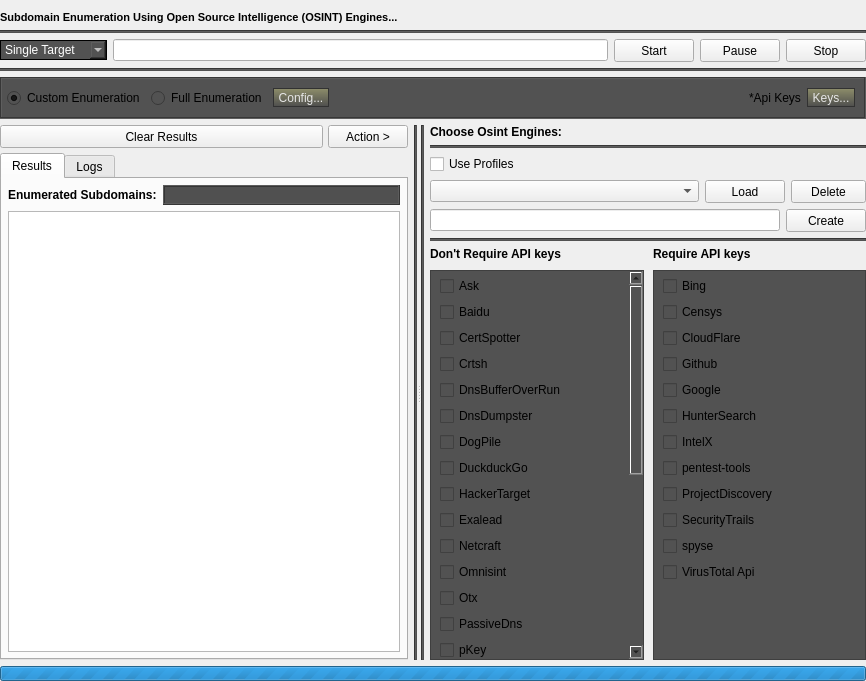
This is Gui/src/OsintTab/Osint.ui in 3nock/OTE as Qt 5 draws it before an edit. The edited form follows.
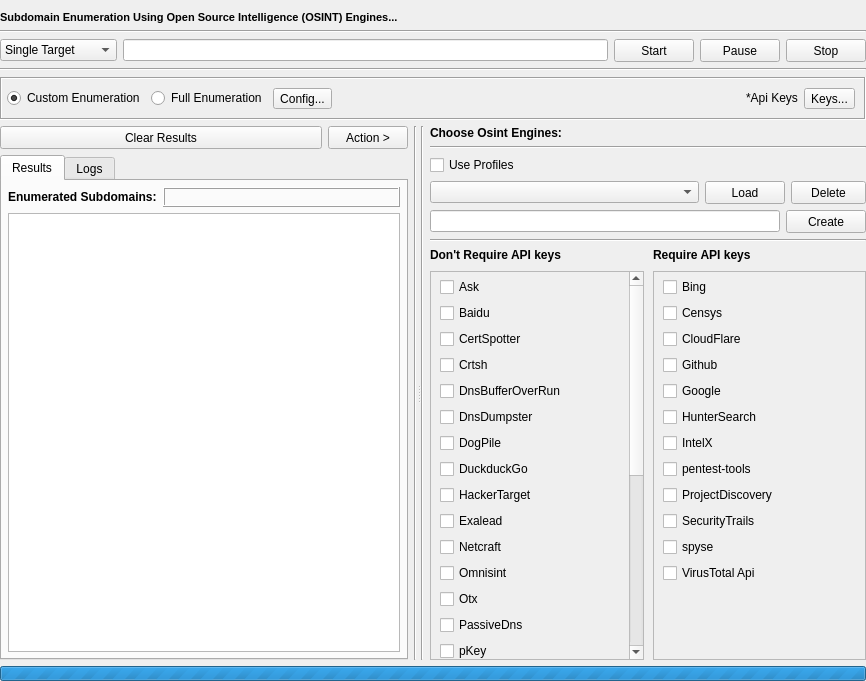
This is the edited form.

```diff
--- a/Gui/src/OsintTab/Osint.ui
+++ b/Gui/src/OsintTab/Osint.ui
@@ -55,7 +55,7 @@
      <item>
       <widget class="Line" name="line">
        <property name="styleSheet">
-        <string notr="true">background-color:rgb(82, 82, 82);</string>
+        <string notr="true"/>
        </property>
        <property name="orientation">
         <enum>Qt::Horizontal</enum>
@@ -77,12 +77,7 @@
           </size>
          </property>
          <property name="styleSheet">
-          <string notr="true">border-style: solid;
-border-color: black;
-border-width: 1px;
-color: white;
-background-color:rgb(82, 82, 82);
-selection-background-color: qlineargradient(spread:pad, x1:0.5, y1:1, x2:0.5, y2:0, stop:0 rgba(77, 77, 77, 255), stop:0.7 rgba(143, 143, 107));</string>
+          <string notr="true"/>
          </property>
          <property name="frame">
           <bool>true</bool>
@@ -192,7 +187,7 @@
      <item>
       <widget class="Line" name="line_3">
        <property name="styleSheet">
-        <string notr="true">background-color:rgb(82, 82, 82);</string>
+        <string notr="true"/>
        </property>
        <property name="orientation">
         <enum>Qt::Horizontal</enum>
@@ -212,7 +207,7 @@
         </sizepolicy>
        </property>
        <property name="styleSheet">
-        <string notr="true">background-color:rgb(82, 82, 82);</string>
+        <string notr="true"/>
        </property>
        <property name="frameShape">
         <enum>QFrame::Box</enum>
@@ -247,12 +242,7 @@
         <item>
          <widget class="QToolButton" name="toolButton_config">
           <property name="styleSheet">
-           <string notr="true">background-color: qlineargradient(spread:pad, x1:0.5, y1:1, x2:0.5, y2:0, stop:0 rgba(77, 77, 77, 255), stop:1 rgb(143, 143, 107));
-color: rgb(230,230,230);
-border-style: solid;
-border-color: rgb(50, 50, 50);
-border-width: 1px;
-border-radius: 15px</string>
+           <string notr="true"/>
           </property>
           <property name="text">
            <string>Config...</string>
@@ -299,12 +289,7 @@
            </font>
           </property>
           <property name="styleSheet">
-           <string notr="true">background-color: qlineargradient(spread:pad, x1:0.5, y1:1, x2:0.5, y2:0, stop:0 rgba(77, 77, 77, 255), stop:1 rgb(143, 143, 107));
-color: rgb(230,230,230);
-border-style: solid;
-border-color: rgb(50, 50, 50);
-border-width: 1px;
-border-radius: 15px</string>
+           <string notr="true"/>
           </property>
           <property name="text">
            <string>Keys...</string>
@@ -326,7 +311,7 @@
        <item>
         <layout class="QVBoxLayout" name="verticalLayout_3">
          <property name="spacing">
-          <number>5</number>
+          <number>6</number>
          </property>
          <item>
           <layout class="QHBoxLayout" name="horizontalLayout_7">
@@ -456,7 +441,7 @@
                   </font>
                  </property>
                  <property name="styleSheet">
-                  <string notr="true">background-color:rgb(80, 80, 80);</string>
+                  <string notr="true"/>
                  </property>
                  <property name="frameShape">
                   <enum>QFrame::Box</enum>
@@ -533,6 +518,9 @@
                <attribute name="horizontalHeaderShowSortIndicator" stdset="0">
                 <bool>true</bool>
                </attribute>
+               <attribute name="horizontalHeaderStretchLastSection">
+                <bool>true</bool>
+               </attribute>
                <attribute name="verticalHeaderVisible">
                 <bool>false</bool>
                </attribute>
@@ -588,7 +576,7 @@
        <item>
         <widget class="Line" name="line_2">
          <property name="styleSheet">
-          <string notr="true">background-color:rgb(80, 80, 80);</string>
+          <string notr="true"/>
          </property>
          <property name="orientation">
           <enum>Qt::Vertical</enum>
@@ -602,7 +590,7 @@
        <item>
         <widget class="Line" name="line_5">
          <property name="styleSheet">
-          <string notr="true">background-color:rgb(80, 80, 80);</string>
+          <string notr="true"/>
          </property>
          <property name="orientation">
           <enum>Qt::Vertical</enum>
@@ -638,7 +626,7 @@
            <item>
             <widget class="Line" name="line_10">
              <property name="styleSheet">
-              <string notr="true">background-color:rgb(82, 82, 82);</string>
+              <string notr="true"/>
              </property>
              <property name="orientation">
               <enum>Qt::Horizontal</enum>
@@ -810,7 +798,7 @@
            <item>
             <widget class="Line" name="line_4">
              <property name="styleSheet">
-              <string notr="true">background-color:rgb(82, 82, 82);</string>
+              <string notr="true"/>
              </property>
              <property name="orientation">
               <enum>Qt::Horizontal</enum>
@@ -865,7 +853,7 @@
                   <enum>Qt::NoContextMenu</enum>
                  </property>
                  <property name="styleSheet">
-                  <string notr="true">background-color:rgb(82, 82, 82);</string>
+                  <string notr="true"/>
                  </property>
                  <property name="frameShape">
                   <enum>QFrame::StyledPanel</enum>
@@ -1162,7 +1150,7 @@
                   <enum>Qt::NoContextMenu</enum>
                  </property>
                  <property name="styleSheet">
-                  <string notr="true">background-color:rgb(82, 82, 82);</string>
+                  <string notr="true"/>
                  </property>
                  <property name="frameShape">
                   <enum>QFrame::StyledPanel</enum>
```
Left out of the diff: 13 changed lines with no effect on the pictures.
